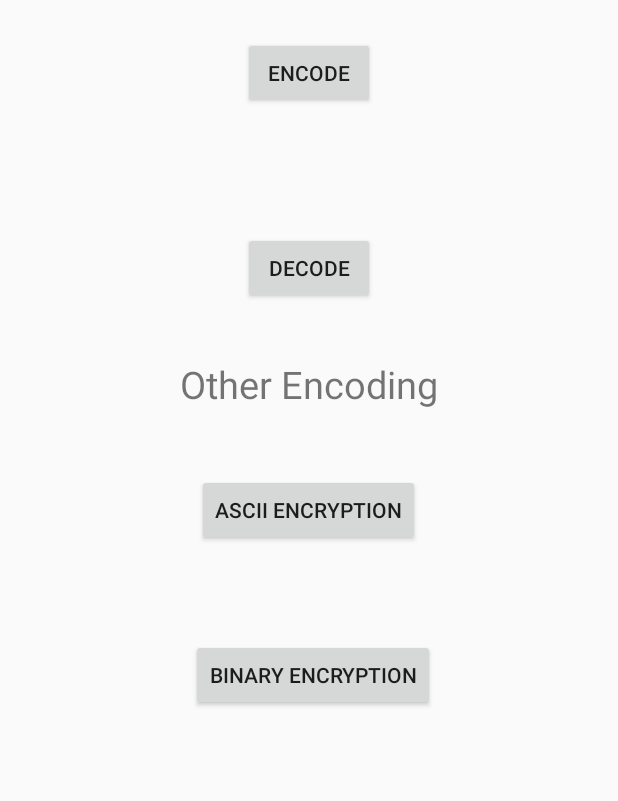
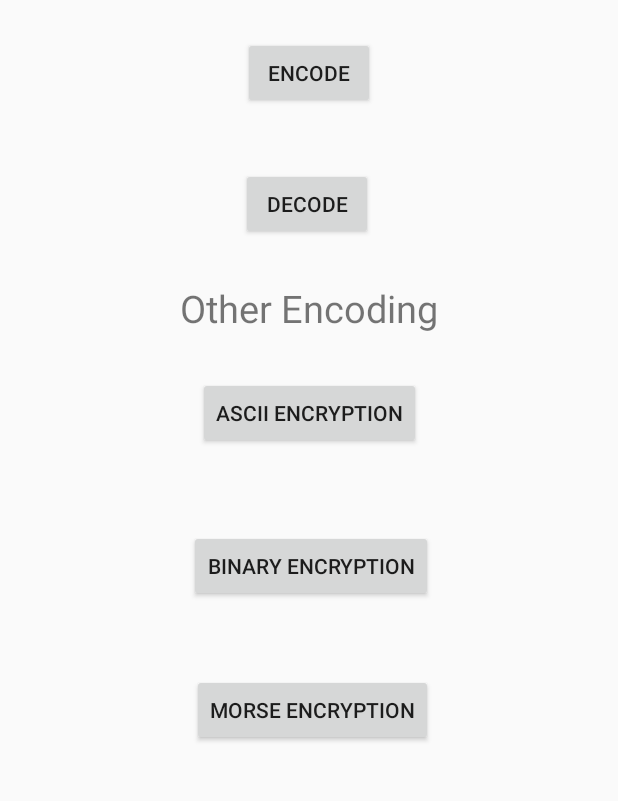
Before and after one commit to shubd-dev/image-steganography-mini-proj, an Android app: the screen it shows after launch (MainActivity), on a phone screen of 412 x 824 dp, the part 212-1013 px from its top. Run offline under Robolectric (Android 15) with nearby library versions, the phone set to English and light mode, and no system bars.

Commit message:
Added morse

```diff
--- a/app/src/main/java/com/ayush/steganography/MainActivity.java
+++ b/app/src/main/java/com/ayush/steganography/MainActivity.java
@@ -17,6 +17,8 @@ public class MainActivity extends AppCompatActivity {
         Button Image_decode = findViewById(R.id.decode_button);
         Button Ascii_decode = findViewById(R.id.ascii_button);
         Button Binary_decode = findViewById(R.id.binary_button);
+        Button Morse_decode = findViewById(R.id.morse);
+
 
 
         Image_encode.setOnClickListener(new View.OnClickListener() {
@@ -47,6 +49,13 @@ public class MainActivity extends AppCompatActivity {
             }
         });
 
+        Morse_decode.setOnClickListener(new View.OnClickListener() {
+            @Override
+            public void onClick(View view) {
+                startActivity(new Intent(getApplicationContext(), morse_code.class));
+            }
+        });
+
     }
 
 }
--- a/app/src/main/res/layout/activity_main.xml
+++ b/app/src/main/res/layout/activity_main.xml
@@ -10,7 +10,7 @@
         android:layout_height="wrap_content"
         android:layout_alignParentTop="true"
         android:layout_centerInParent="true"
-        android:layout_marginTop="308dp"
+        android:layout_marginTop="257dp"
         android:text="Other Encoding"
         android:textSize="25sp" />
 
@@ -43,9 +43,21 @@
         android:layout_below="@+id/encode_button"
         android:layout_alignEnd="@+id/encode_button"
         android:layout_centerHorizontal="true"
-        android:layout_marginTop="82dp"
-        android:layout_marginEnd="0dp"
-        android:text="Decode" />
+        android:layout_marginTop="39dp"
+        android:layout_marginEnd="1dp"
+        android:text="Decode" /><![CDATA[
+
+
+
+
+        android:text="Button" />
+
+
+
+
+
+
+    ]]>
 
     <Button
         android:id="@+id/ascii_button"
@@ -53,8 +65,9 @@
         android:layout_height="wrap_content"
         android:layout_below="@+id/decode_button"
         android:layout_alignEnd="@+id/decode_button"
-        android:layout_marginTop="113dp"
-        android:layout_marginEnd="-30dp"
+        android:layout_centerInParent="true"
+        android:layout_marginTop="91dp"
+        android:layout_marginEnd="-32dp"
         android:text="ascii encryption" />
 
     <Button
@@ -63,14 +76,20 @@
         android:layout_height="wrap_content"
         android:layout_below="@+id/ascii_button"
         android:layout_alignEnd="@+id/ascii_button"
-        android:layout_marginTop="62dp"
-        android:layout_marginEnd="-10dp"
-        android:text="Binary encryption" /><![CDATA[
+        android:layout_centerHorizontal="true"
+        android:layout_marginTop="54dp"
+        android:layout_marginEnd="-8dp"
+        android:text="Binary encryption" />
 
+    <Button
+        android:id="@+id/morse"
+        android:layout_width="wrap_content"
+        android:layout_height="wrap_content"
+        android:layout_below="@+id/binary_button"
+        android:layout_alignEnd="@+id/binary_button"
+        android:layout_centerHorizontal="true"
+        android:layout_marginTop="48dp"
+        android:layout_marginEnd="0dp"
+        android:text="morse encryption" />
 
-
-    android:text="Button" />
-
-
-]]>
 </RelativeLayout>
```
Also changed, not shown: app/src/main/java/com/ayush/steganography/morse_code.java (+17 -8 lines).
